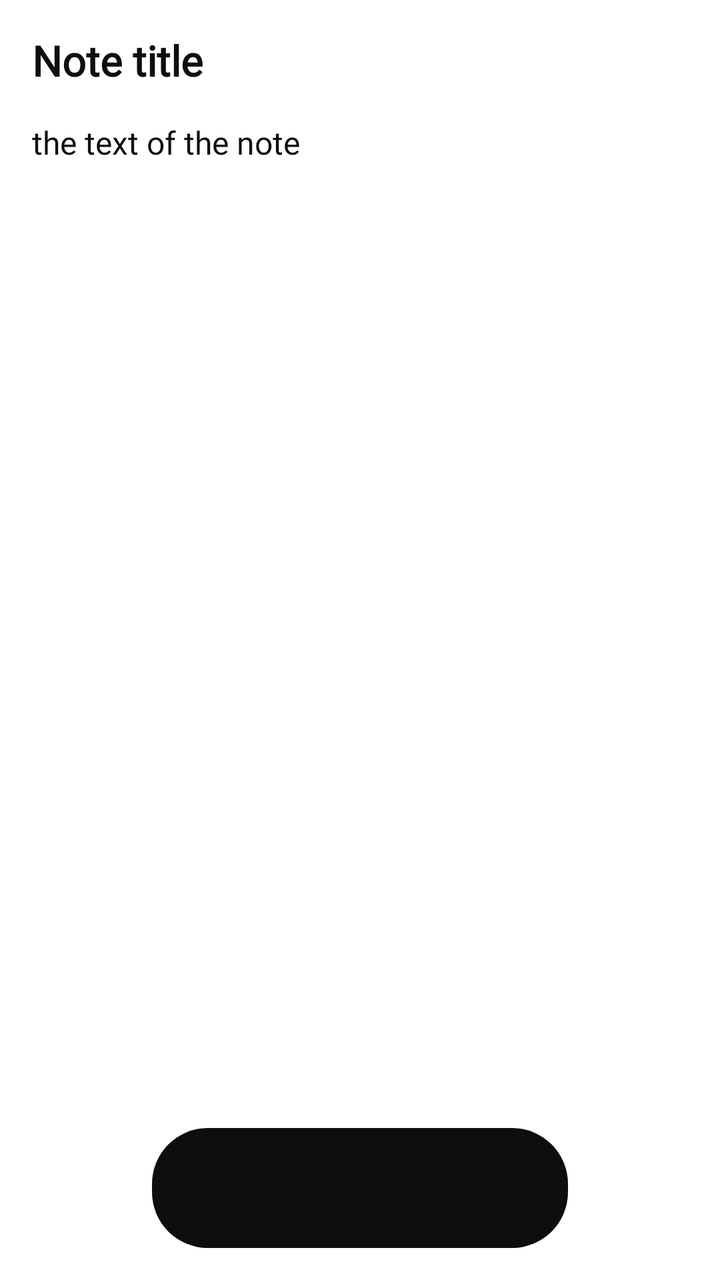
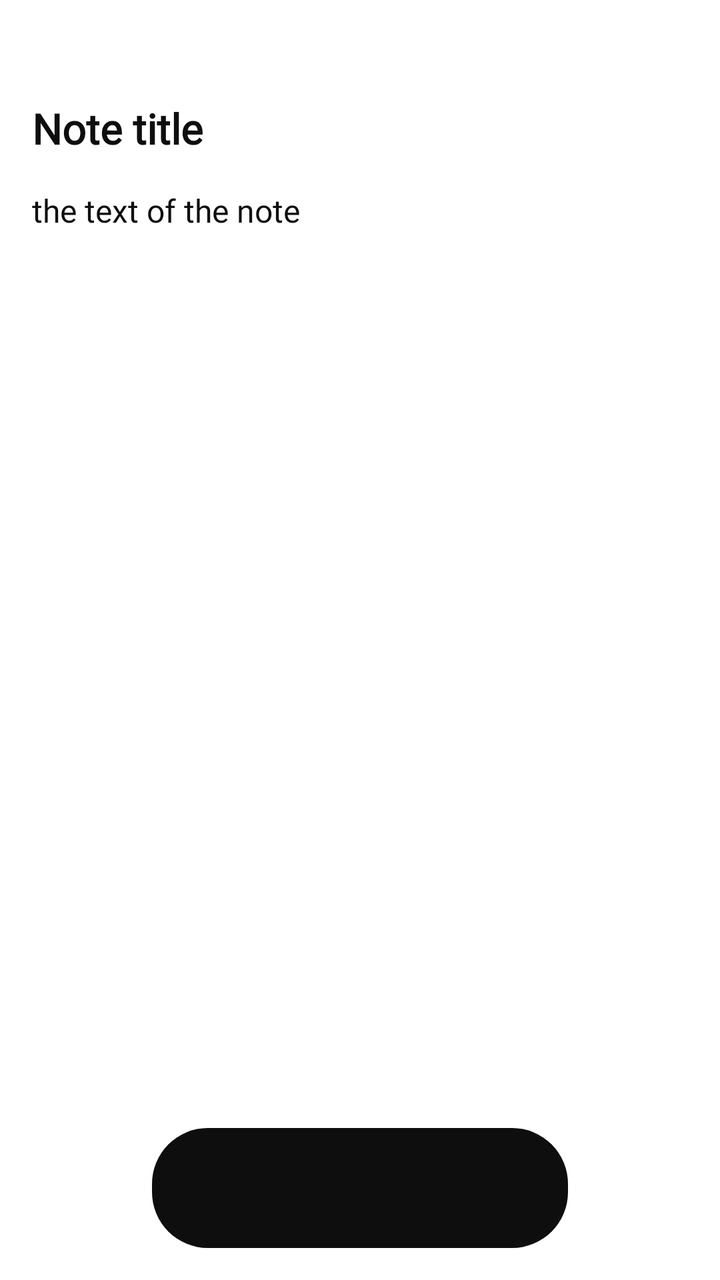

Compare the two renders of this Android layout. The source of the first and the diff that turns it into the second are given below.
<!-- AndroidManifest.xml: application theme Theme.App.Starting -->
<!-- res/layout/add_note_activity.xml -->
<?xml version="1.0" encoding="utf-8"?>
<FrameLayout
    xmlns:android="http://schemas.android.com/apk/res/android"
    xmlns:app="http://schemas.android.com/apk/res-auto"
    android:id="@+id/main"
    android:layout_width="match_parent"
    android:layout_height="match_parent"
    android:padding="16dp">
<LinearLayout
    android:layout_width="match_parent"
    android:layout_height="match_parent"
    android:orientation="vertical">
    <EditText
        android:textColor="@color/fullblack"
        android:id="@+id/edit_note_title"
        android:layout_width="wrap_content"
        android:layout_height="wrap_content"
        android:hint="@string/title"
        android:textSize="21sp"
        android:textStyle="bold"
        android:fontFamily="@font/geistsemibold"
        android:inputType="textMultiLine"
        android:background="@null" />
    <EditText
        android:textColor="@color/fullblack"
        android:fontFamily="@font/geistmedium"
        android:id="@+id/edit_note_text"
        android:layout_width="match_parent"
        android:layout_height="wrap_content"
        android:layout_marginTop="16dp"
        android:textSize="16dp"
        android:layout_marginBottom="16dp"
        android:hint="@string/descript"
        android:gravity="top|start"
        android:inputType="textMultiLine"
        app:layout_constraintBottom_toTopOf="@+id/btn_save_note"
        android:background="@null" />
</LinearLayout>
    <Button
        app:layout_constraintBottom_toBottomOf="parent"
        app:layout_constraintEnd_toEndOf="parent"
        app:layout_constraintStart_toStartOf="parent"
        android:stateListAnimator="@null"
        android:elevation="0dp"
        android:layout_gravity="bottom"
        android:textAllCaps="false"
        android:layout_width="match_parent"
        android:layout_marginRight="60dp"
        android:layout_marginLeft="60dp"
        android:layout_height="60dp"
        android:background="@drawable/black_round_button"
        android:text="@string/save"
        android:id="@+id/btn_save_note"
        android:textColor="@color/background_color"
        android:fontFamily="@font/geistmedium"/>

</FrameLayout>
<!-- resources referenced by this layout -->
<resources>
  <color name="background_color">#FFFFFF</color>
  <color name="fullblack">#0E0E0E</color>
  <!-- drawable black_round_button (drawable) -->
  <?xml version="1.0" encoding="utf-8"?>
  <shape xmlns:android="http://schemas.android.com/apk/res/android">
      <solid android:color="@color/fullblack"></solid>
      <corners android:radius="28dp"></corners>
  </shape>
  <string name="descript">the text of the note</string>
  <string name="save">Save</string>
  <string name="title">Note title</string>
  <style name="Theme.App.Starting" parent="Theme.SplashScreen">
          <item name="windowSplashScreenBackground">@color/background_color</item>
          <item name="windowSplashScreenAnimatedIcon">@drawable/icon_app_psycho_svg</item>
          <item name="postSplashScreenTheme">@style/Theme.PsychoApp</item>
      </style>
  <!-- drawable icon_app_psycho_svg: vector/xml drawable (drawable, 4124 chars, omitted) -->
  <style name="Theme.PsychoApp" parent="Theme.AppCompat.Light.NoActionBar">
          <item name="android:statusBarColor">@color/fullblack</item>
          <item name="android:navigationBarColor">@color/fullblack</item>
          <item name="windowActionBar">false</item>
          <item name="windowNoTitle">true</item>
          <item name="colorControlActivated">@color/background_color</item>
          <item name="colorControlNormal">@color/black40</item>
          <item name="android:windowBackground">@color/background_color</item>
      </style>
  <color name="black40">#66000000</color>
</resources>

<!-- the commit's change to res/layout/add_note_activity.xml (unified diff, before → after) -->
@@ -11,6 +11,7 @@
     android:layout_height="match_parent"
     android:orientation="vertical">
     <EditText
+        android:layout_marginTop="34dp"
         android:textColor="@color/fullblack"
         android:id="@+id/edit_note_title"
         android:layout_width="wrap_content"
